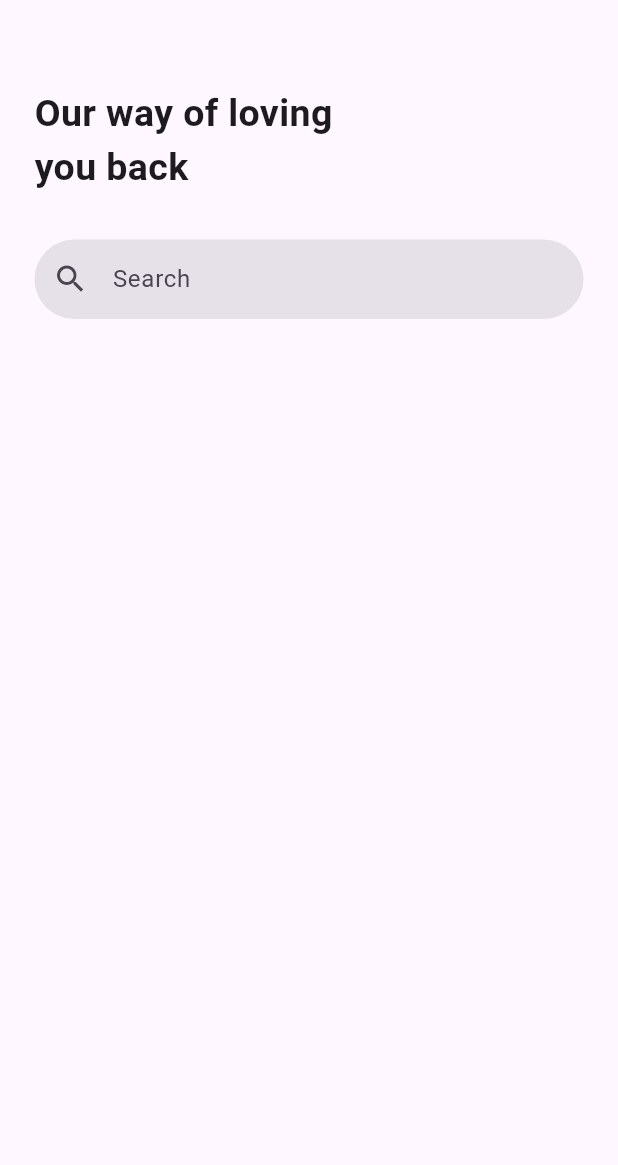
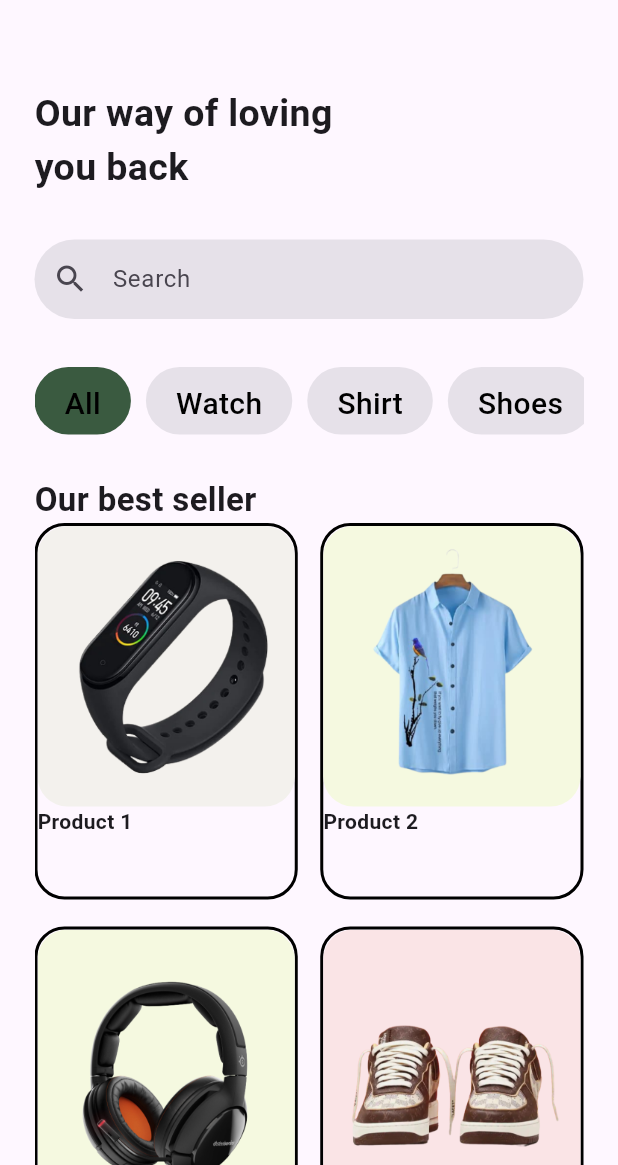
Before and after one commit to Rifqi-Setiawan/Rifqi-Setiawan-StudyGroup-MP-Motionlab, a Flutter app: the screen it shows after launch, on a phone screen of 412 x 824 dp, the part 71-1236 px from its top. Run offline on Flutter 3.47's test engine with Material 3 defaults, Android fonts, the phone set to English and light mode, and no system bars.

Commit message:
menambahkan grid products

```diff
--- /dev/null
+++ b/lib/class_product.dart
@@ -0,0 +1,30 @@
+class Product {
+  final String imageUrl;
+  final String title;
+  final double price;
+
+  Product({required this.imageUrl, required this.title, required this.price});
+}
+
+final List<Product> products = [
+  Product(
+    imageUrl: 'assets/images/jam.png',
+    title: 'Product 1',
+    price: 29.99,
+  ),
+  Product(
+    imageUrl: 'assets/images/baju.png',
+    title: 'Product 2',
+    price: 19.99,
+  ),
+  Product(
+    imageUrl: 'assets/images/headset.png',
+    title: 'Product 3',
+    price: 39.99,
+  ),
+  Product(
+    imageUrl: 'assets/images/sepatu.png',
+    title: 'Product 4',
+    price: 49.99,
+  ),
+];
--- a/lib/home_page.dart
+++ b/lib/home_page.dart
@@ -1,7 +1,16 @@
 import 'package:flutter/material.dart';
+import 'class_product.dart'; // Pastikan untuk mengimpor file produk
 
-class HomePage extends StatelessWidget {
+class HomePage extends StatefulWidget {
   const HomePage({super.key});
+
+  @override
+  State<HomePage> createState() => _HomePageState();
+}
+
+class _HomePageState extends State<HomePage> {
+  String currentCategories = "All";
+  final List<String> categories = ["All", "Watch", "Shirt", "Shoes", "Food"];
 
   @override
   Widget build(BuildContext context) {
@@ -10,6 +19,7 @@ class HomePage extends StatelessWidget {
         child: Padding(
           padding: const EdgeInsets.symmetric(horizontal: 23),
           child: Column(
+            crossAxisAlignment: CrossAxisAlignment.start,
             children: [
               // APP BAR START
               Row(
@@ -32,64 +42,149 @@ class HomePage extends StatelessWidget {
               ),
               // APP BAR END
 
-            SizedBox(
-              height: 58,
-            ),
+              SizedBox(height: 58),
 
-            Container(
-              alignment: Alignment.centerLeft,
-              child: Text(
+              Text(
                 "Our way of loving \nyou back",
                 style: TextStyle(
                   fontWeight: FontWeight.w700,
                   fontSize: 25,
                 ),
               ),
-            ),
 
-            SizedBox(
-              height: 30,
-            ),
+              SizedBox(height: 30),
 
               // SEARCH INPUT START
               Container(
-              width: 382,
                 height: 53,
                 decoration: BoxDecoration(
                   color: Color(0xFF868A91).withOpacity(0.2),
                   borderRadius: BorderRadius.circular(30),
-
                 ),
                 child: TextField(
                   decoration: InputDecoration(
-                  contentPadding: EdgeInsets.symmetric(vertical: 16,horizontal: 23),
+                    contentPadding: EdgeInsets.symmetric(vertical: 16, horizontal: 23),
                     labelText: "Search",
-                  prefixIcon: Icon(
-                    Icons.search,
-                    ),
+                    prefixIcon: Icon(Icons.search),
                     border: InputBorder.none,
                     hintStyle: TextStyle(
                       fontSize: 16,
                       color: Colors.grey,
-                  )
+                    ),
                   ),
                 ),
               ),
               // SEARCH INPUT END
 
-             SizedBox(
-              height: 32,
+              SizedBox(height: 32),
+
+              // KATEGORI START
+              Container(
+                height: 45,
+                child: ListView.builder(
+                  scrollDirection: Axis.horizontal,
+                  itemCount: categories.length,
+                  itemBuilder: (context, index) {
+                    return GestureDetector(
+                      onTap: () {
+                        setState(() {
+                          currentCategories = categories[index];
+                        });
+                      },
+                      child: Container(
+                        margin: EdgeInsets.only(right: 10),
+                        padding: EdgeInsets.symmetric(horizontal: 20, vertical: 10),
+                        decoration: BoxDecoration(
+                          borderRadius: BorderRadius.circular(30),
+                          color: categories[index] == currentCategories
+                              ? Color(0xFF3A5A40)
+                              : Color(0xFF868A91).withOpacity(0.2),
+                        ),
+                        child: Center(
+                          child: Text(
+                            categories[index],
+                            style: TextStyle(
+                              color: Colors.black,
+                              fontWeight: FontWeight.w500,
+                              fontSize: 20,
+                            ),
+                          ),
+                        ),
+                      ),
+                    );
+                  },
+                ),
+              ),
+              // KATEGORI END
+
+              SizedBox(height: 28),
+
+              Expanded(
+                child: SingleChildScrollView(
+                  child: Column(
+                    crossAxisAlignment: CrossAxisAlignment.start,
+                    children: [
+                      Text(
+                        "Our best seller",
+                        style: TextStyle(fontSize: 22, fontWeight: FontWeight.bold),
                       ),
 
-            // KATEGORI START
-            Row(
+                      // Menggunakan Expanded untuk GridView
+                      GridView.builder(
+                        physics: NeverScrollableScrollPhysics(),
+                        shrinkWrap: true,
+                        gridDelegate: SliverGridDelegateWithFixedCrossAxisCount(
+                          crossAxisCount: 2,
+                          crossAxisSpacing: 15,
+                          mainAxisSpacing: 18,
+                          mainAxisExtent: 251,
+                        ),
+                        itemCount: products.length,
+                        itemBuilder: (context, index) {
+                          final product = products[index];
+                          return Container(
+                            decoration: BoxDecoration(
+                              border: Border.all(
+                                width: 2,
+                                color: Colors.black,
+                              ),
+                              borderRadius: BorderRadius.circular(20),
+                            ),
+                            child: Column(
+                              crossAxisAlignment: CrossAxisAlignment.start,
                               children: [
 
-              ],
-            )
+                                ClipRRect(
+                                  borderRadius: BorderRadius.vertical(top: Radius.circular(20), bottom: Radius.circular(20), ),
+                                  child: Image.asset(
+                                    product.imageUrl,
+                                    height: 187,
+                                    width: double.infinity,
+                                    fit: BoxFit.cover,
+                                  ),
+                                ),
+
+                                Text(product.title,
+                                style: TextStyle(
+                                  fontSize: 14,
+                                  fontWeight: FontWeight.bold,
+
+                                ),)
                               ],
                             ),
-      )),
+                          );;
+                        },
+                      ),
+                    ],
+                  ),
+                ),
+              ),
+
+
+            ],
+          ),
+        ),
+      ),
     );
   }
 }
```
Also changed, not shown: assets/images/baju.png (added), assets/images/headset.png (added), assets/images/sepatu.png (added). Lines whose indentation alone changed are shown as unchanged.
